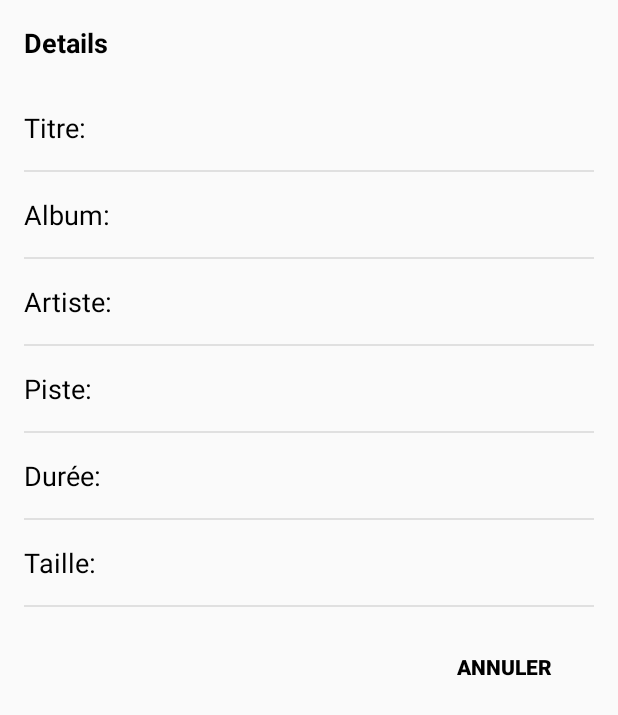
After one commit to Krawist/KrawistPlayer, an Android app: the layout detail_song_dialog_layout.xml on its own in the app's theme, with its tools: preview values and no code run, on a phone screen of 412 x 824 dp. The commit adds this screen. Shown: the top 715 px of the screen. Run offline under Robolectric (Android 15) with nearby library versions, the phone set to English and light mode, and no system bars.

Commit message:
ajout de la possibilité de voir les details sur une musique, en faisant un long click sur cette musique la

```diff
--- a/app/src/main/java/com/example/krawist/krawistmediaplayer/adapter/AllMusicAdapter.java
+++ b/app/src/main/java/com/example/krawist/krawistmediaplayer/adapter/AllMusicAdapter.java
@@ -90,7 +90,8 @@ public class AllMusicAdapter extends RecyclerView.Adapter {
                 public void onCreateContextMenu(ContextMenu menu, View v, ContextMenu.ContextMenuInfo menuInfo) {
                     menu.setHeaderTitle(musique.getMusicTitle());
                     menu.add(position,R.id.action_share,0,R.string.action_share);
-                    menu.add(position,R.id.action_delete,0,R.string.action_delete);
+                    menu.add(position,R.id.action_delete,1,R.string.action_delete);
+                    menu.add(position,R.id.action_detail,2,R.string.action_detail);
                 }
             });
 
--- /dev/null
+++ b/app/src/main/res/layout/detail_song_dialog_layout.xml
@@ -0,0 +1,202 @@
+<?xml version="1.0" encoding="utf-8"?>
+<LinearLayout
+    xmlns:android="http://schemas.android.com/apk/res/android"
+    android:layout_width="wrap_content"
+    android:layout_height="wrap_content"
+    android:paddingTop="16dp"
+    android:paddingRight="16dp"
+    android:paddingLeft="16dp"
+    android:orientation="vertical">
+
+    <TextView
+        android:layout_width="match_parent"
+        android:layout_height="wrap_content"
+        android:textSize="18sp"
+        android:textColor="@android:color/black"
+        android:textStyle="bold"
+        android:text="Details"
+        android:layout_marginBottom="16dp"/>
+
+    <LinearLayout
+        android:layout_width="match_parent"
+        android:layout_height="wrap_content"
+        android:orientation="horizontal"
+        android:paddingTop="16dp"
+        android:paddingBottom="16dp">
+
+        <TextView
+            android:layout_width="wrap_content"
+            android:layout_height="wrap_content"
+            android:text="Titre: "
+            style="@style/DetailDialogStyle"/>
+
+        <TextView
+            android:id="@+id/textview_detail_song_dialog_song_title"
+            android:layout_width="match_parent"
+            android:layout_height="wrap_content"
+            style="@style/DetailDialogStyle"/>
+
+    </LinearLayout>
+
+    <View
+        android:layout_width="match_parent"
+        android:layout_height="1dp"
+        android:background="#000"
+        android:alpha=".1"/>
+
+    <LinearLayout
+        android:layout_width="match_parent"
+        android:layout_height="wrap_content"
+        android:orientation="horizontal"
+        android:paddingTop="16dp"
+        android:paddingBottom="16dp">
+
+        <TextView
+            android:layout_width="wrap_content"
+            android:layout_height="wrap_content"
+            android:text="Album: "
+            style="@style/DetailDialogStyle"/>
+
+        <TextView
+            android:id="@+id/textview_detail_song_dialog_song_album"
+            android:layout_width="match_parent"
+            android:layout_height="wrap_content"
+            style="@style/DetailDialogStyle"/>
+
+    </LinearLayout>
+
+    <View
+        android:layout_width="match_parent"
+        android:layout_height="1dp"
+        android:background="#000"
+        android:alpha=".1"/>
+
+    <LinearLayout
+        android:layout_width="match_parent"
+        android:layout_height="wrap_content"
+        android:orientation="horizontal"
+        android:paddingTop="16dp"
+        android:paddingBottom="16dp">
+
+        <TextView
+            android:layout_width="wrap_content"
+            android:layout_height="wrap_content"
+            android:text="Artiste: "
+            style="@style/DetailDialogStyle"/>
+
+        <TextView
+            android:id="@+id/textview_detail_song_dialog_song_artist"
+            android:layout_width="match_parent"
+            android:layout_height="wrap_content"
+            style="@style/DetailDialogStyle"/>
+
+    </LinearLayout>
+
+    <View
+        android:layout_width="match_parent"
+        android:layout_height="1dp"
+        android:background="#000"
+        android:alpha=".1"/>
+
+    <LinearLayout
+        android:layout_width="match_parent"
+        android:layout_height="wrap_content"
+        android:orientation="horizontal"
+        android:paddingTop="16dp"
+        android:paddingBottom="16dp">
+
+        <TextView
+            android:layout_width="wrap_content"
+            android:layout_height="wrap_content"
+            android:text="Piste: "
+            style="@style/DetailDialogStyle"/>
+
+        <TextView
+            android:id="@+id/textview_detail_song_dialog_song_track"
+            android:layout_width="match_parent"
+            android:layout_height="wrap_content"
+            style="@style/DetailDialogStyle"/>
+
+    </LinearLayout>
+
+    <View
+        android:layout_width="match_parent"
+        android:layout_height="1dp"
+        android:background="#000"
+        android:alpha=".1"/>
+
+    <LinearLayout
+        android:layout_width="match_parent"
+        android:layout_height="wrap_content"
+        android:orientation="horizontal"
+        android:paddingTop="16dp"
+        android:paddingBottom="16dp">
+
+        <TextView
+            android:layout_width="wrap_content"
+            android:layout_height="wrap_content"
+            android:text="Durée: "
+            style="@style/DetailDialogStyle"/>
+
+        <TextView
+            android:id="@+id/textview_detail_song_dialog_song_duration"
+            android:layout_width="match_parent"
+            android:layout_height="wrap_content"
+            style="@style/DetailDialogStyle"/>
+
+    </LinearLayout>
+
+    <View
+        android:layout_width="match_parent"
+        android:layout_height="1dp"
+        android:background="#000"
+        android:alpha=".1"/>
+
+    <LinearLayout
+        android:layout_width="match_parent"
+        android:layout_height="wrap_content"
+        android:orientation="horizontal"
+        android:paddingTop="16dp"
+        android:paddingBottom="16dp">
+
+        <TextView
+            android:layout_width="wrap_content"
+            android:layout_height="wrap_content"
+            android:text="Taille: "
+            style="@style/DetailDialogStyle"/>
+
+        <TextView
+            android:id="@+id/textview_detail_song_dialog_song_size"
+            android:layout_width="match_parent"
+            android:layout_height="wrap_content"
+            style="@style/DetailDialogStyle"/>
+
+    </LinearLayout>
+
+    <View
+        android:layout_width="match_parent"
+        android:layout_height="1dp"
+        android:background="#000"
+        android:alpha=".1"/>
+
+    <RelativeLayout
+        android:layout_width="match_parent"
+        android:layout_height="wrap_content"
+        android:orientation="horizontal"
+        android:paddingTop="16dp"
+        android:paddingBottom="16dp"
+        android:paddingRight="16dp">
+
+        <Button
+            android:id="@+id/button_detail_song_dialog_cancel"
+            android:background="@color/transparent"
+            android:layout_width="wrap_content"
+            android:layout_height="wrap_content"
+            android:text="Annuler"
+            android:textColor="@android:color/black"
+            android:textStyle="bold"
+            android:layout_alignParentRight="true"/>
+
+    </RelativeLayout>
+
+</LinearLayout>
--- a/app/src/main/res/menu/context_menu_for_music_item.xml
+++ b/app/src/main/res/menu/context_menu_for_music_item.xml
@@ -4,4 +4,6 @@
         android:title="@string/action_share"/>
     <item android:id="@+id/action_delete"
         android:title="@string/action_delete"/>
+    <item android:id="@+id/action_detail"
+        android:title="@string/action_detail"/>
 </menu>
--- a/app/src/main/res/values/strings.xml
+++ b/app/src/main/res/values/strings.xml
@@ -11,4 +11,5 @@
 
     <string name="action_share">Partager</string>
     <string name="action_delete">Supprimer</string>
+    <string name="action_detail">Detail</string>
 </resources>
--- a/app/src/main/res/values/styles.xml
+++ b/app/src/main/res/values/styles.xml
@@ -30,4 +30,10 @@
         <item name="android:textColor">#fff</item>
     </style>
 
+
+    <style name="DetailDialogStyle" parent="AppTheme">
+        <item name="android:textSize">18sp</item>
+        <item name="android:textColor">#000</item>
+    </style>
+
 </resources>
```
Also changed, not shown: app/src/main/java/com/example/krawist/krawistmediaplayer/activity/DetailAlbum.java (+79 -1 lines), app/src/main/java/com/example/krawist/krawistmediaplayer/adapter/AlbumSongsAdapter.java (+14 -1 lines), app/src/main/java/com/example/krawist/krawistmediaplayer/fragment/AllMusicFragment.java (+42 -1 lines), app/src/main/java/com/example/krawist/krawistmediaplayer/fragment/DetailAlbumFragment.java (+41 -0 lines), app/src/main/java/com/example/krawist/krawistmediaplayer/helper/Helper.java (+7 -3 lines), app/src/main/java/com/example/krawist/krawistmediaplayer/models/Musique.java (+11 -2 lines).
